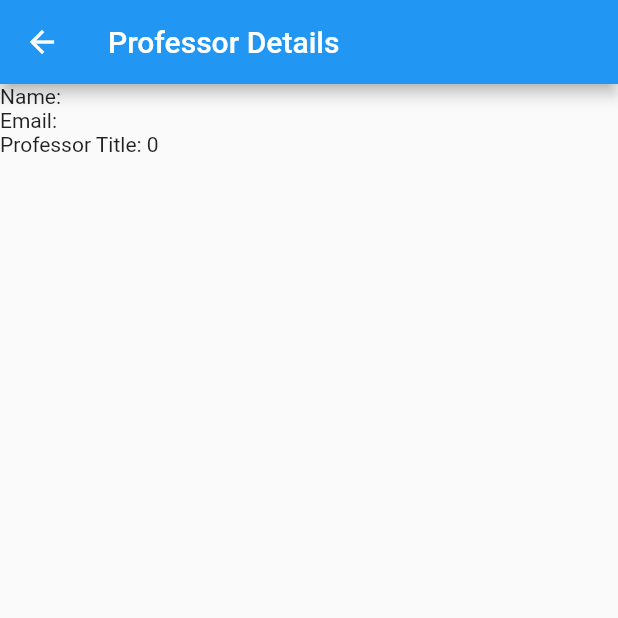
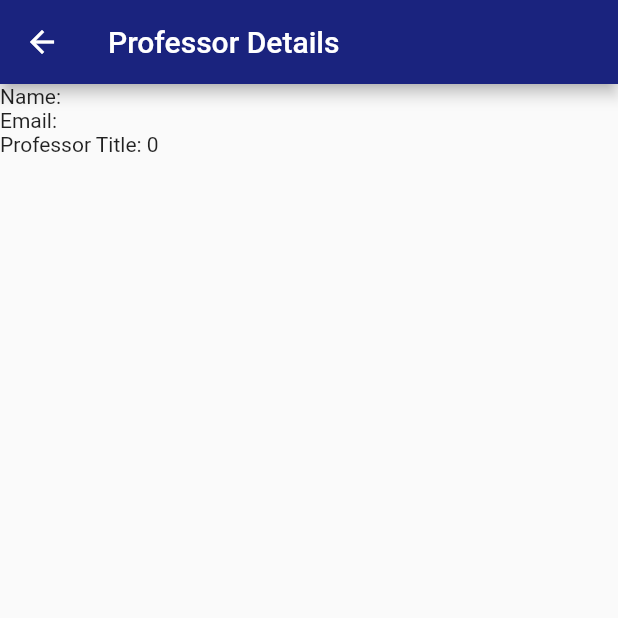
Before and after one commit to nnikolovskiii/FINKIRasporedi, a Flutter app: the ProfessorDetailsScreen screen opened directly with empty values, on a phone screen of 412 x 824 dp, the top half of it. Run offline on Flutter 3.47's test engine with Material 2 defaults, Android fonts, the phone set to English and light mode, and no system bars; our stand-ins replace flutter_native_splash; network calls fail.

Commit message:
Setting theme + cards look okay

```diff
--- a/fluttter/simple_app/lib/main.dart
+++ b/fluttter/simple_app/lib/main.dart
@@ -10,14 +10,30 @@ void main() {
   runApp(MyApp());
 }
 
+Color myCustomColor2 = Color(0xFF42587F);
+
+ThemeData darkTheme = ThemeData(
+  textTheme: const TextTheme(
+    displayLarge: TextStyle(fontSize: 32, fontWeight: FontWeight.bold),
+    bodyLarge: TextStyle(fontSize: 18, color: Colors.white70),
+  ),
+  appBarTheme: const AppBarTheme(
+    color: Color(0xFF1A237E),
+    iconTheme: IconThemeData(color: Colors.white),
+  ),
+  colorScheme: ColorScheme.fromSeed(
+    seedColor: myCustomColor2,
+    brightness: Brightness.light,
+  ),
+);
 class MyApp extends StatelessWidget {
   @override
   Widget build(BuildContext context) {
     return MaterialApp(
       title: 'Flutter Demo',
-      theme: ThemeData(
-        // Your theme configuration here...
-      ),
+      theme: darkTheme,
+      darkTheme: darkTheme,
+      themeMode: ThemeMode.system,
       home: CardList(), // Use a SplashScreen widget
     );
   }
--- a/fluttter/simple_app/pubspec.yaml
+++ b/fluttter/simple_app/pubspec.yaml
@@ -67,6 +67,11 @@ flutter:
 
   assets:
     - lib/images/bg.jpg
+    - lib/images/background.jpg
+    - lib/images/calendar.jpg
+    - lib/images/1.jpg
+    - lib/images/2.jpg
+    - lib/images/3.jpg
 
   # To add assets to your application, add an assets section, like this:
   # assets:
```
Also changed, not shown: fluttter/simple_app/lib/presentation/screens/cardsList.dart (+13 -76 lines), fluttter/simple_app/lib/images/1.jpg (added), fluttter/simple_app/lib/images/2.jpg (added), fluttter/simple_app/lib/images/3.jpg (added), fluttter/simple_app/lib/images/background.jpg (added), fluttter/simple_app/lib/images/calendar.jpg (added).
